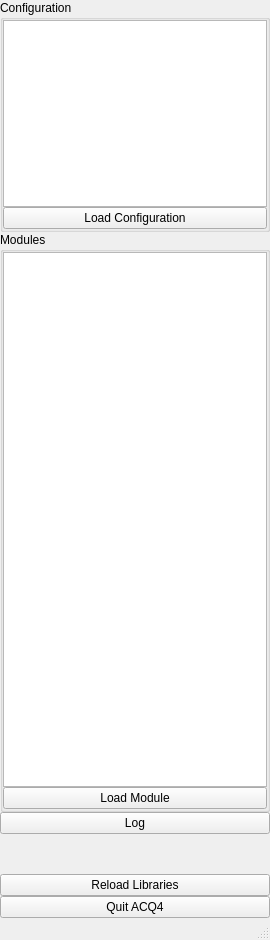
Old version of the form acq4/modules/Manager/ManagerTemplate.ui in the repository acq4/acq4.
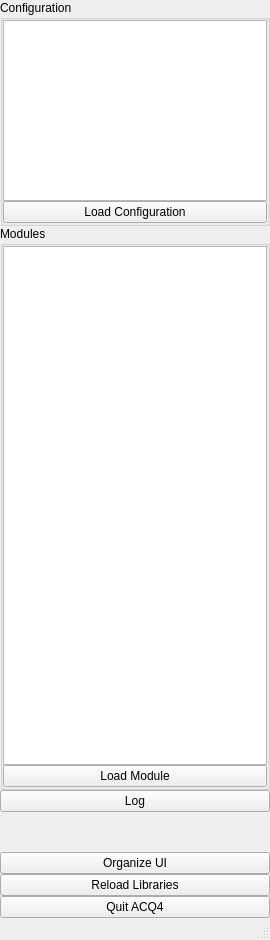
New version of the form. Custom widgets are drawn as their Qt base class.

Commit message: add button to orginaze device docks

The edit to the form file:
```diff
--- a/acq4/modules/Manager/ManagerTemplate.ui
+++ b/acq4/modules/Manager/ManagerTemplate.ui
@@ -126,6 +126,13 @@
         </property>
        </spacer>
       </item>
+      <item>
+       <widget class="QPushButton" name="organizeUIBtn">
+        <property name="text">
+         <string>Organize UI</string>
+        </property>
+       </widget>
+      </item>
       <item>
        <widget class="QPushButton" name="reloadModuleBtn">
         <property name="text">
```
The commit also changes 1 other file.
